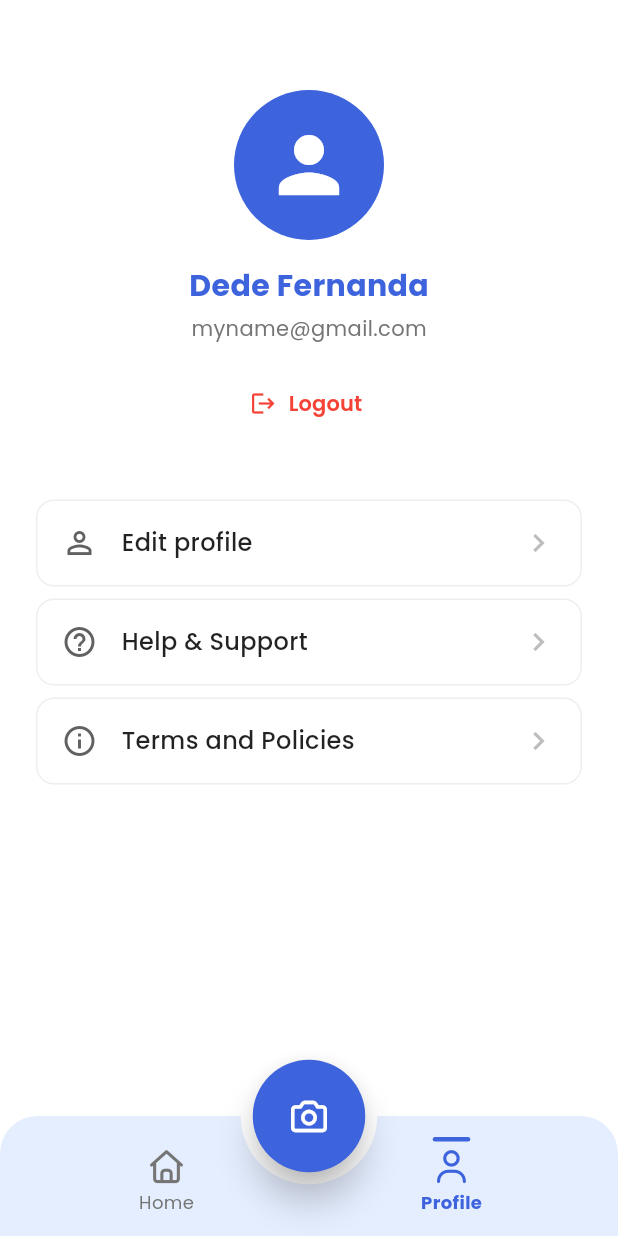
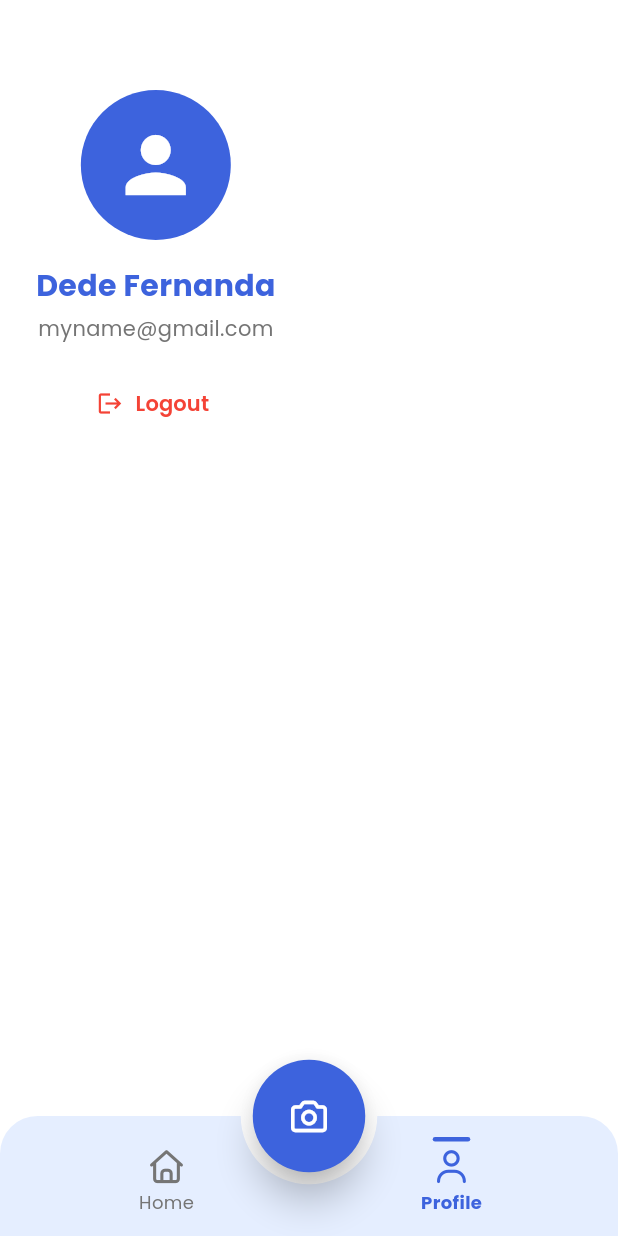
Before and after one commit to orangearinge/Alysa-Mobile, a Flutter app: the HomePage screen opened by its route, after a tap on "Profile", on a phone screen of 412 x 824 dp. Run offline on Flutter 3.47's test engine with Material 3 defaults, Android fonts, the light colour scheme and no system bars; our stand-ins replace font_awesome_flutter, google_fonts.

Commit message:
Refactor LearningWriting to StatefulWidget; update Level1 UI and button styles; clean up ProfilePage code

```diff
--- a/lib/main.dart
+++ b/lib/main.dart
@@ -8,7 +8,6 @@
 import 'package:alysa_speak/pages/welcome_screen.dart';
 import 'package:flutter/material.dart';
 import 'package:alysa_speak/theme/app_color.dart';
-import 'package:alysa_speak/pages/start_test.dart';
 import 'package:google_fonts/google_fonts.dart';
 import 'package:alysa_speak/pages/test_writing.dart';
 import 'package:alysa_speak/pages/test_speaking.dart';
--- a/lib/pages/profile_page.dart
+++ b/lib/pages/profile_page.dart
@@ -16,11 +16,7 @@
             CircleAvatar(
               radius: 50,
               backgroundColor: AppColors.primary,
-              child: Icon(
-                Icons.person,
-                color: Colors.white,
-                size: 60,
-              ),
+              child: Icon(Icons.person, color: Colors.white, size: 60),
             ),
             const SizedBox(height: 16),
             // Name
@@ -36,10 +32,7 @@
             // Email
             Text(
               "myname@gmail.com",
-              style: TextStyle(
-                color: Colors.grey.shade600,
-                fontSize: 14,
-              ),
+              style: TextStyle(color: Colors.grey.shade600, fontSize: 14),
             ),
             const SizedBox(height: 16),
             // Logout Button
@@ -61,7 +54,10 @@
                           // Perform logout
                           Navigator.pop(context);
                         },
-                        child: Text("Logout", style: TextStyle(color: Colors.red)),
+                        child: Text(
+                          "Logout",
+                          style: TextStyle(color: Colors.red),
+                        ),
                       ),
                     ],
                   ),
@@ -78,70 +74,70 @@
             ),
             const SizedBox(height: 40),
             // Menu Items
-            _buildMenuItem(
-              context: context,
-              icon: Icons.person_outline,
-              title: "Edit profile",
-              onTap: () {
-                // Navigate to edit profile
-              },
-            ),
-            _buildMenuItem(
-              context: context,
-              icon: Icons.help_outline,
-              title: "Help & Support",
-              onTap: () {
-                // Navigate to help & support
-              },
-            ),
-            _buildMenuItem(
-              context: context,
-              icon: Icons.info_outline,
-              title: "Terms and Policies",
-              onTap: () {
-                // Navigate to terms and policies
-              },
-            ),
+            // _buildMenuItem(
+            //   context: context,
+            //   icon: Icons.person_outline,
+            //   title: "Edit profile",
+            //   onTap: () {
+            //     // Navigate to edit profile
+            //   },
+            // ),
+            // _buildMenuItem(
+            //   context: context,
+            //   icon: Icons.help_outline,
+            //   title: "Help & Support",
+            //   onTap: () {
+            //     // Navigate to help & support
+            //   },
+            // ),
+            // _buildMenuItem(
+            //   context: context,
+            //   icon: Icons.info_outline,
+            //   title: "Terms and Policies",
+            //   onTap: () {
+            //     // Navigate to terms and policies
+            //   },
+            // ),
           ],
         ),
       ),
     );
   }
 
-  Widget _buildMenuItem({
-    required BuildContext context,
-    required IconData icon,
-    required String title,
-    required VoidCallback onTap,
-  }) {
-    return InkWell(
-      onTap: onTap,
-      child: Container(
-        padding: const EdgeInsets.symmetric(vertical: 16, horizontal: 16),
-        margin: const EdgeInsets.only(bottom: 8),
-        decoration: BoxDecoration(
-          color: Colors.white,
-          borderRadius: BorderRadius.circular(12),
-          border: Border.all(color: Colors.grey.shade200),
-        ),
-        child: Row(
-          children: [
-            Icon(icon, color: Colors.grey.shade700, size: 24),
-            const SizedBox(width: 16),
-            Expanded(
-              child: Text(
-                title,
-                style: TextStyle(
-                  fontSize: 16,
-                  color: Colors.black87,
-                  fontWeight: FontWeight.w500,
-                ),
-              ),
-            ),
-            Icon(Icons.chevron_right, color: Colors.grey.shade400),
-          ],
-        ),
-      ),
-    );
-  }
+  // Widget _buildMenuItem({
+  //   required BuildContext context,
+  //   required IconData icon,
+  //   required String title,
+  //   required VoidCallback onTap,
+  // }) {
+  //   return InkWell(
+  //     onTap: onTap,
+  //     child: Container(
+  //       padding: const EdgeInsets.symmetric(vertical: 16, horizontal: 16),
+  //       margin: const EdgeInsets.only(bottom: 8),
+  //       decoration: BoxDecoration(
+  //         color: Colors.white,
+  //         borderRadius: BorderRadius.circular(12),
+  //         border: Border.all(color: Colors.grey.shade200),
+  //       ),
+  //       child: Row(
+  //         children: [
+  //           Icon(icon, color: Colors.grey.shade700, size: 24),
+  //           const SizedBox(width: 16),
+  //           Expanded(
+  //             child: Text(
+  //               title,
+  //               style: TextStyle(
+  //                 fontSize: 16,
+  //                 color: Colors.black87,
+  //                 fontWeight: FontWeight.w500,
+  //               ),
+  //             ),
+  //           ),
+  //           Icon(Icons.chevron_right, color: Colors.grey.shade400),
+  //         ],
+  //       ),
+  //     ),
+  //   );
+  // }
 }
--- a/lib/theme/app_color.dart
+++ b/lib/theme/app_color.dart
@@ -1,5 +1,4 @@
 import 'package:flutter/material.dart';
-
 
 class AppColors {
   AppColors._();
@@ -15,5 +14,5 @@
   // Definisikan warna status
   static const Color success = Color(0xFF28A745);
   static const Color warning = Color(0xFFFFC107);
-  static const Color error = Color(0xFFDC3545);
+  static const Color error = Color.fromARGB(255, 250, 229, 228);
 }
```
Also changed, not shown: lib/pages/learning_writing.dart (+6 -1 lines), lib/pages/level1.dart (+61 -11 lines).
